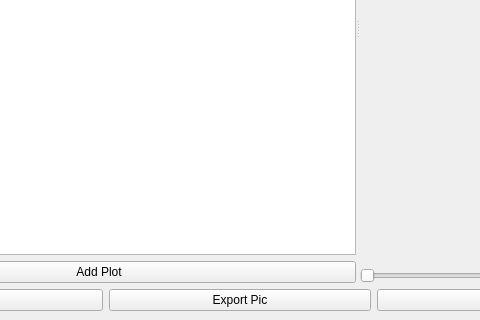
Above: plotwindow.ui from xitongsys/TRIM3D before the change; both pictures show x 167 to 647 and y 237 to 557 of the 814 by 557 pixel window. Below: the same form after it.
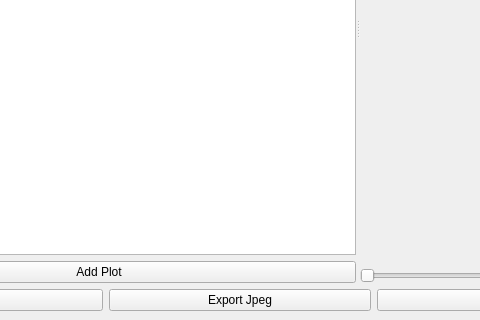
That is the form after the change. Custom widgets are drawn as their Qt base class.

Commit message: add jpg export

Diff of the .ui file:
```diff
--- a/plotwindow.ui
+++ b/plotwindow.ui
@@ -122,7 +122,7 @@
       <item row="1" column="1">
        <widget class="QPushButton" name="exportPicBT">
         <property name="text">
-         <string>Export Pic</string>
+         <string>Export Jpeg</string>
         </property>
        </widget>
       </item>
```
Left out of the diff: 12 changed lines with no effect on the pictures. The commit also changes 3 other files.
